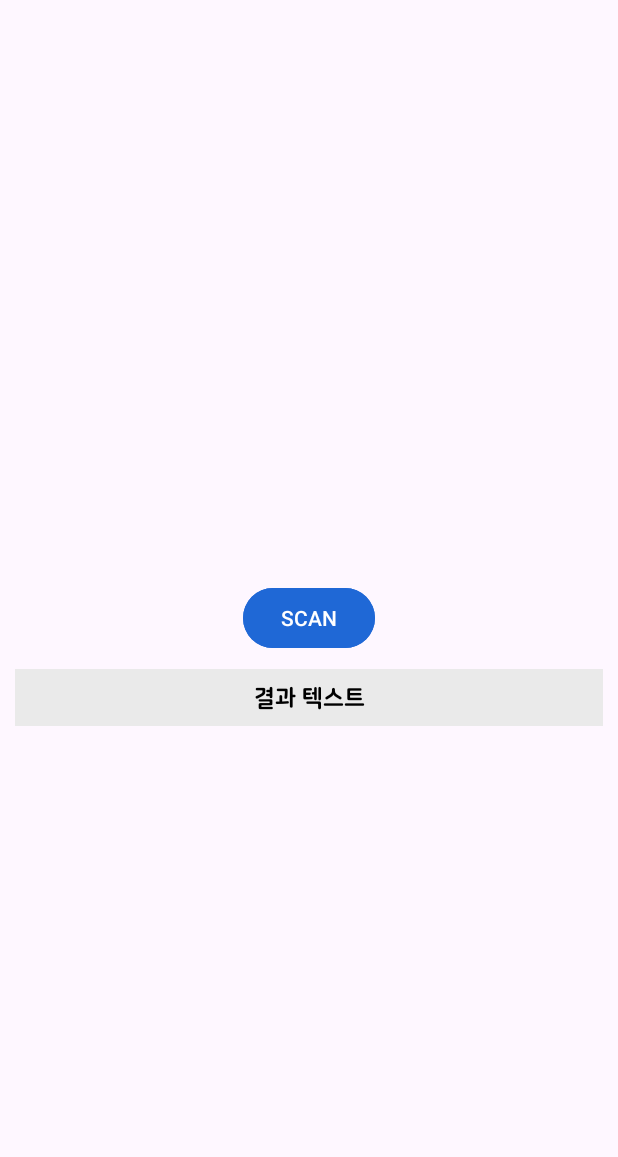
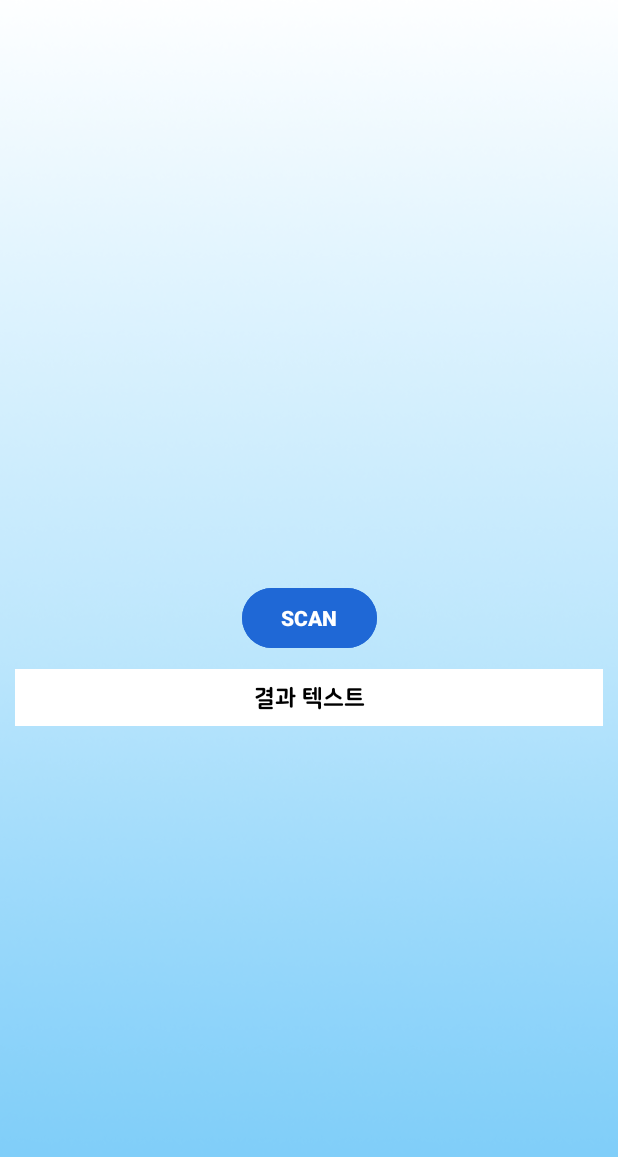
Before and after one commit to 0-x-14/charge_service, an Android app: the ScanQRActivity screen opened directly, with no data from a screen before it, on a phone screen of 412 x 824 dp. Shown: the top 1157 px of the screen. Run offline under Robolectric (Android 15) with nearby library versions, the phone set to English and light mode, and no system bars; libraries missing offline, so code that uses them is left out: com.journeyapps.barcodescanner.

Commit message:
권한 요청이랑 큐알 스캔 부분 추가 그리고 activity_scan_qr.xml이거 레이아웃 만들었음_약간의 추가적 작업 들어갈 예정

```diff
--- a/app/src/main/AndroidManifest.xml
+++ b/app/src/main/AndroidManifest.xml
@@ -5,6 +5,7 @@
     <!-- 퍼미션 및 특징 선언 -->
     <!-- ... (다른 부분들) ... -->
 
+    <uses-permission android:name="android.permission.ACCESS_COARSE_LOCATION" />
     <application
         android:allowBackup="true"
         android:dataExtractionRules="@xml/data_extraction_rules"
--- a/app/src/main/java/com/example/charge_service/MapsFragment.kt
+++ b/app/src/main/java/com/example/charge_service/MapsFragment.kt
@@ -104,7 +104,6 @@ class MapsFragment(val activity: Activity) : Fragment(), OnMapReadyCallback {
             requestLocationPermission()
         }
     }
-
     private fun requestLocationPermission() {
         locationPermission.launch(
             arrayOf(
@@ -113,8 +112,6 @@ class MapsFragment(val activity: Activity) : Fragment(), OnMapReadyCallback {
             )
         )
     }
-
-
     fun setLastLocation(latitude:Double, longitude:Double) {
         val LATLNG = LatLng(latitude, longitude)
 
--- a/app/src/main/java/com/example/charge_service/ScanQRActivity.kt
+++ b/app/src/main/java/com/example/charge_service/ScanQRActivity.kt
@@ -4,7 +4,6 @@ import android.widget.Button
 import android.widget.TextView
 import android.widget.Toast
 import androidx.appcompat.app.AppCompatActivity
-import com.example.charge_service.R
 import com.journeyapps.barcodescanner.ScanContract
 import com.journeyapps.barcodescanner.ScanIntentResult
 import com.journeyapps.barcodescanner.ScanOptions
--- a/app/src/main/res/layout/activity_scan_qr.xml
+++ b/app/src/main/res/layout/activity_scan_qr.xml
@@ -6,13 +6,22 @@
     android:layout_width="match_parent"
     android:layout_height="match_parent"
     tools:context="ScanQRActivity">
+    <ImageView
+        android:id="@+id/imageView"
+        android:layout_width="match_parent"
+        android:layout_height="match_parent"
+        android:scaleType="centerCrop"
+        android:src="@drawable/background"
+        tools:layout_editor_absoluteX="-32dp"
+        tools:layout_editor_absoluteY="0dp" />
 
 
     <Button
         android:text="SCAN"
+        android:textStyle="bold"
         android:id="@+id/btnScan"
         android:backgroundTint="#1F68D6"
-        android:layout_width="wrap_content"
+        android:layout_width="90dp"
         android:layout_height="wrap_content"
         app:layout_constraintTop_toTopOf="parent"
         app:layout_constraintLeft_toLeftOf="parent"
@@ -23,7 +32,7 @@
     <TextView
         android:padding="10dp"
         android:text="결과 텍스트"
-        android:background="#eaeaea"
+        android:background="#FFFFFF"
         android:id="@+id/txtResult"
         android:textSize="15sp"
         android:textColor="@color/black"
```
